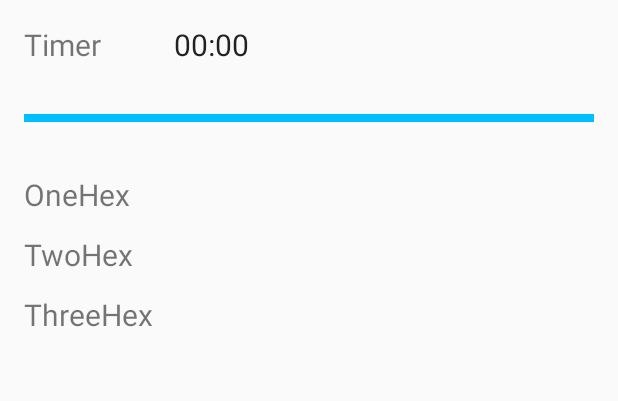
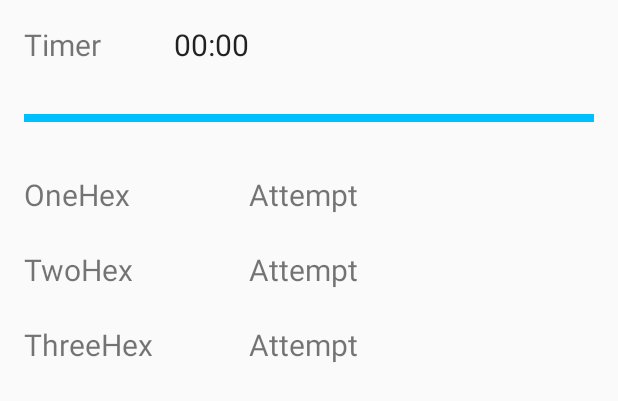
Before and after one commit to agithubusr/gpal, an Android app: the layout content_main.xml on its own in the app's theme, with its tools: preview values and no code run, on a phone screen of 412 x 824 dp. Shown: the top 401 px of the screen. Run offline under Robolectric (Android 15) with nearby library versions, the phone set to English and light mode, and no system bars.

Commit message:
Adding attempts.

```diff
--- a/app/build.gradle
+++ b/app/build.gradle
@@ -10,7 +10,7 @@ android {
         minSdkVersion 21
         targetSdkVersion 23
         versionCode 1
-        versionName "1.0-" + new Date().format('yyMMddHHmmss')
+        versionName "1.0-" + new Date().format('yyMMdd.HH:mm.ss')
     }
     buildTypes {
         release {
--- a/app/src/main/java/akira/gympal/MainActivity.kt
+++ b/app/src/main/java/akira/gympal/MainActivity.kt
@@ -16,8 +16,21 @@ class MainActivity(var timerOn: Boolean = false, var elapsed: Long = 0)
     : AppCompatActivity() {
 
     private val hexs = listOf(
-        HexData(R.string.one_hex, R.id.one_hex), HexData(R.string.two_hex, R.id.two_hex),
+        HexData(R.string.one_hex, R.id.one_hex),
+        HexData(R.string.two_hex, R.id.two_hex),
         HexData(R.string.three_hex, R.id.three_hex))
+    private val atts = listOf(
+        HexData(R.string.att, R.id.one_att),
+        HexData(R.string.att, R.id.two_att),
+        HexData(R.string.att, R.id.three_att))
+
+    private fun handleHex(hex: HexData) {
+        val hStr = resources.getString(hex.sName)
+        val hTxt = findViewById(hex.vName) as TextView
+        hTxt.setOnClickListener { view ->
+            hTxt.text = String.format("%s - %s", hStr, hex.incr())
+        }
+    }
 
     override fun onCreate(savedInstanceState: Bundle?) {
         super.onCreate(savedInstanceState)
@@ -29,13 +42,8 @@ class MainActivity(var timerOn: Boolean = false, var elapsed: Long = 0)
         val appName = resources.getString(R.string.app_name)
         this.title = String.format("%s %s", appName, pInfo.versionName)
 
-        for (hex in hexs) {
-            val hStr = resources.getString(hex.sName)
-            val hTxt = findViewById(hex.vName) as TextView
-            hTxt.setOnClickListener { view ->
-                hTxt.text = String.format("%s - %s", hStr, hex.incr())
-            }
-        }
+        for (hex in hexs) { handleHex(hex) }
+        for (att in atts) { handleHex(att) }
 
         val timerStr = resources.getString(R.string.chrono)
         val timerLabel = findViewById(R.id.timer_label) as TextView
--- a/app/src/main/res/layout/content_main.xml
+++ b/app/src/main/res/layout/content_main.xml
@@ -30,7 +30,6 @@
           android:layout_marginTop="60dp"
           android:background="#00bfff" />
 
-
     <TextView android:layout_width="wrap_content"
               android:layout_height="wrap_content"
               android:layout_marginTop="100dp"
@@ -38,20 +37,44 @@
               android:textSize="20dp"
               android:id="@+id/one_hex"
               android:layout_gravity="center_horizontal" />
+    <TextView android:layout_width="wrap_content"
+              android:layout_height="wrap_content"
+              android:layout_marginTop="100dp"
+              android:layout_marginLeft="150dp"
+              android:text="@string/att"
+              android:textSize="20dp"
+              android:id="@+id/one_att"
+              android:layout_gravity="center_horizontal" />
 
     <TextView android:layout_width="wrap_content"
               android:layout_height="wrap_content"
-              android:layout_marginTop="140dp"
+              android:layout_marginTop="150dp"
               android:text="@string/two_hex"
               android:textSize="20dp"
               android:id="@+id/two_hex"
               android:layout_gravity="center_horizontal" />
+    <TextView android:layout_width="wrap_content"
+              android:layout_height="wrap_content"
+              android:layout_marginTop="150dp"
+              android:layout_marginLeft="150dp"
+              android:text="@string/att"
+              android:textSize="20dp"
+              android:id="@+id/two_att"
+              android:layout_gravity="center_horizontal" />
 
     <TextView android:layout_width="wrap_content"
               android:layout_height="wrap_content"
-              android:layout_marginTop="180dp"
+              android:layout_marginTop="200dp"
               android:text="@string/three_hex"
               android:textSize="20dp"
               android:id="@+id/three_hex"
               android:layout_gravity="center_horizontal" />
+    <TextView android:layout_width="wrap_content"
+              android:layout_height="wrap_content"
+              android:layout_marginTop="200dp"
+              android:layout_marginLeft="150dp"
+              android:text="@string/att"
+              android:textSize="20dp"
+              android:id="@+id/three_att"
+              android:layout_gravity="center_horizontal" />
 </RelativeLayout>
--- a/app/src/main/res/values/strings.xml
+++ b/app/src/main/res/values/strings.xml
@@ -2,6 +2,7 @@
     <string name="app_name">Gym Pal</string>
     <string name="action_settings">Settings</string>
     <string name="chrono">Timer</string>
+    <string name="att">Attempt</string>
     <string name="one_hex">OneHex</string>
     <string name="two_hex">TwoHex</string>
     <string name="three_hex">ThreeHex</string>
```
